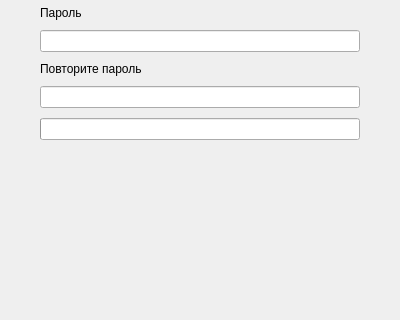
Above: khandaq-desktop/src/loginscreen.ui from ummalife/khandaq before the change; both pictures show x 0 to 400 and y 142 to 462 of the 400 by 600 pixel window. Below: the same form after it.
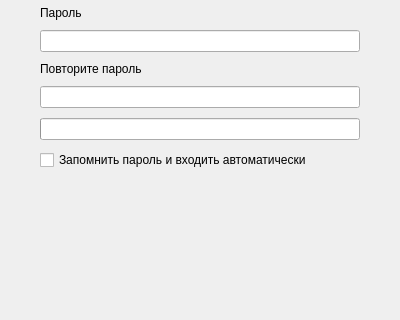
That is the form after the change. Icons and pictures are not drawn. Custom widgets are drawn as their Qt base class.

Commit message: desktop: ask before storing the profile password, and check the forms

The edit to the form file:
```diff
--- a/khandaq-desktop/src/loginscreen.ui
+++ b/khandaq-desktop/src/loginscreen.ui
@@ -142,6 +142,19 @@
          </property>
         </widget>
        </item>
+       <item>
+        <widget class="QCheckBox" name="createAutoLoginCB">
+         <property name="accessibleDescription">
+          <string>Remember the password and skip the login screen</string>
+         </property>
+         <property name="text">
+          <string>Запомнить пароль и входить автоматически</string>
+         </property>
+         <property name="toolTip">
+          <string>Пароль будет сохранён в системном хранилище учётных данных этого компьютера. Не включайте на общем компьютере.</string>
+         </property>
+        </widget>
+       </item>
        <item>
         <spacer name="verticalSpacer">
          <property name="orientation">
```
The commit also changes 6 other files.
